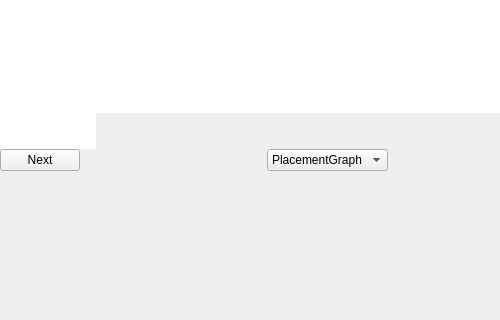
Above: src/ui/league/leaguewindow.ui from lbproductions/psnewmodel before the change; both pictures show x 160 to 660 and y 115 to 435 of the 864 by 549 pixel window. Below: the same form after it.
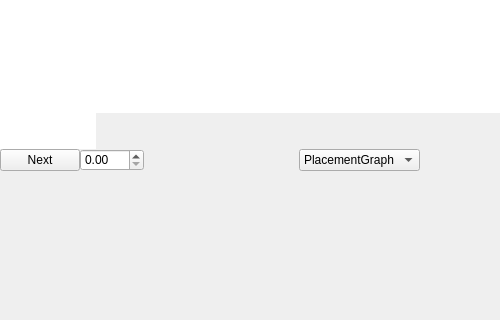
That is the form after the change. Icons and pictures are not drawn. Custom widgets are drawn as their Qt base class.

Commit message: Added filtering of unfinished games in LeagueWindow

What changed in the file:
```diff
--- a/src/ui/league/leaguewindow.ui
+++ b/src/ui/league/leaguewindow.ui
@@ -185,6 +185,22 @@
         </property>
        </widget>
       </item>
+      <item>
+       <widget class="QDoubleSpinBox" name="doubleSpinBoxFinishedGames">
+        <property name="specialValueText">
+         <string/>
+        </property>
+        <property name="maximum">
+         <double>100.000000000000000</double>
+        </property>
+        <property name="singleStep">
+         <double>1.000000000000000</double>
+        </property>
+        <property name="value">
+         <double>0.000000000000000</double>
+        </property>
+       </widget>
+      </item>
       <item>
        <spacer name="horizontalSpacer_2">
         <property name="orientation">
```
Left out of the diff: 4 changed lines with no effect on the pictures. The commit also changes 6 other files.
